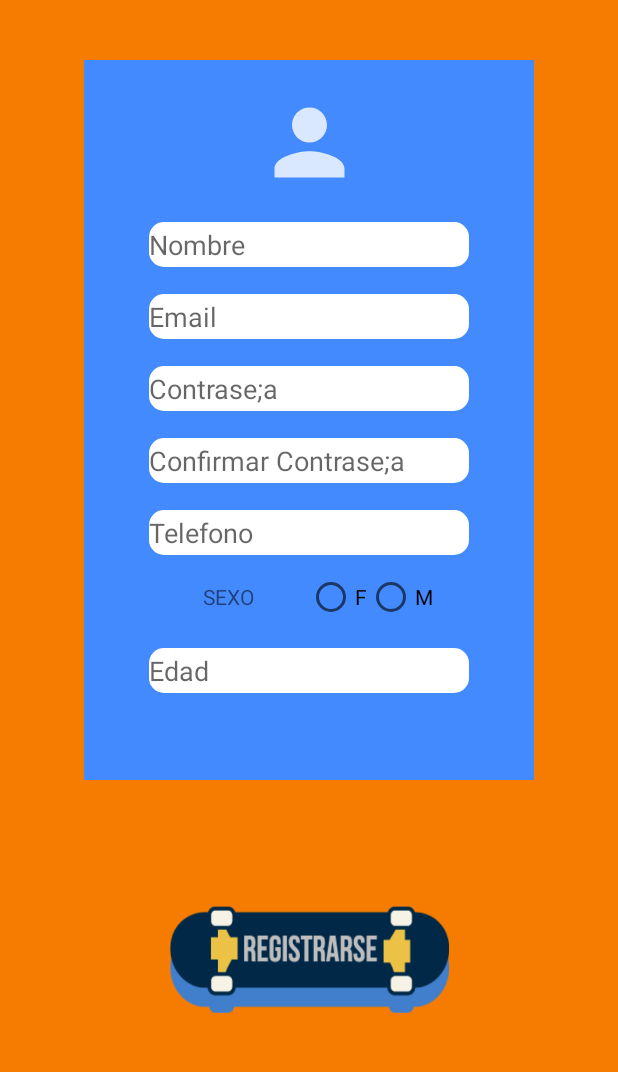
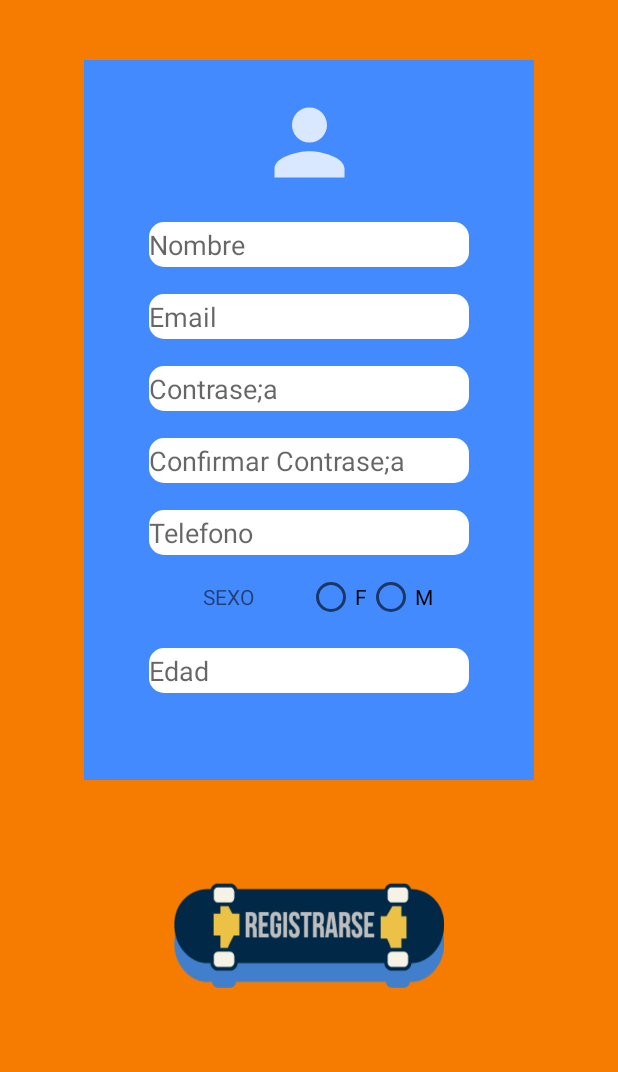
Before and after one commit to erisg/GOSKATE-V1, an Android app: the layout register.xml on its own in the app's theme, with its tools: preview values and no code run, on a phone screen of 412 x 824 dp, the part 127-1199 px from its top. Run offline under Robolectric (Android 15) with nearby library versions, the phone set to English and light mode, and no system bars.

Commit message:
*Creacion dimens.xml *Creacion strings.xml para es y en *Todos los xml actuales quedaron con dimenas y strings *Creacion menu

```diff
--- a/app/build.gradle
+++ b/app/build.gradle
@@ -32,6 +32,11 @@ dependencies {
     implementation 'androidx.constraintlayout:constraintlayout:2.0.4'
     implementation 'com.google.android.material:material:1.2.1'
     implementation 'com.google.android.gms:play-services-maps:17.0.0'
+    implementation 'androidx.navigation:navigation-fragment-ktx:2.1.0'
+    implementation 'androidx.navigation:navigation-ui-ktx:2.1.0'
+    implementation 'androidx.legacy:legacy-support-v4:1.0.0'
+    implementation 'androidx.lifecycle:lifecycle-extensions:2.2.0'
+    implementation 'androidx.lifecycle:lifecycle-viewmodel-ktx:2.2.0'
     testImplementation 'junit:junit:4.12'
     androidTestImplementation 'androidx.test.ext:junit:1.1.2'
     androidTestImplementation 'androidx.test.espresso:espresso-core:3.3.0'
--- a/app/src/main/res/layout/activity_main.xml
+++ b/app/src/main/res/layout/activity_main.xml
@@ -12,6 +12,7 @@
         app:layout_constraintBottom_toTopOf="@+id/bottomNavigationView"
         app:layout_constraintLeft_toLeftOf="parent"
         app:layout_constraintRight_toRightOf="parent"
+        android:navGraph="@navigation/navigation_goskate"
         app:layout_constraintTop_toTopOf="parent" />
 
     <com.google.android.material.bottomnavigation.BottomNavigationView
@@ -21,6 +22,7 @@
         android:background="@color/colorPrimary"
         app:layout_constraintBottom_toBottomOf="parent"
         app:layout_constraintEnd_toEndOf="parent"
-        app:layout_constraintStart_toStartOf="parent" />
+        app:layout_constraintStart_toStartOf="parent"
+        app:menu="@menu/menu_go_skate" />
 
 </androidx.constraintlayout.widget.ConstraintLayout>
--- a/app/src/main/res/layout/register.xml
+++ b/app/src/main/res/layout/register.xml
@@ -99,6 +99,8 @@
             android:layout_width="70dp"
             android:layout_height="70dp"
             android:layout_marginTop="@dimen/img_profile_register_top"
+            android:layout_marginBottom="18dp"
+            app:layout_constraintBottom_toTopOf="@+id/nameEditText"
             app:layout_constraintEnd_toEndOf="parent"
             app:layout_constraintStart_toStartOf="parent"
             app:layout_constraintTop_toTopOf="parent"
@@ -150,9 +152,10 @@
 
     <Button
         android:id="@+id/registerButton"
-        android:layout_width="186dp"
-        android:layout_height="71dp"
+        android:layout_width="@dimen/register_button_width"
+        android:layout_height="@dimen/register_button_height"
         android:layout_marginTop="@dimen/img_profile_register_top"
+        android:layout_marginBottom="@dimen/margin_bottom_register"
         android:background="@drawable/regist"
         app:layout_constraintBottom_toBottomOf="parent"
         app:layout_constraintEnd_toEndOf="parent"
--- a/app/src/main/res/values/dimens.xml
+++ b/app/src/main/res/values/dimens.xml
@@ -21,5 +21,8 @@
     <dimen name="margin_end">16dp</dimen>
     <dimen name="logo_login_w">130dp</dimen>
     <dimen name="logo_login_h">110dp</dimen>
+    <dimen name="register_button_width">180dp</dimen>
+    <dimen name="register_button_height">70dp</dimen>
+    <dimen name="margin_bottom_register">32dp</dimen>
 
 </resources>
```
Also changed, not shown: app/src/main/java/go/goskate/goskate/ui/MainActivity.kt (+17 -1 lines), app/src/main/res/navigation/navigation_goskate.xml (added, +11 -0 lines), 1 other file.
